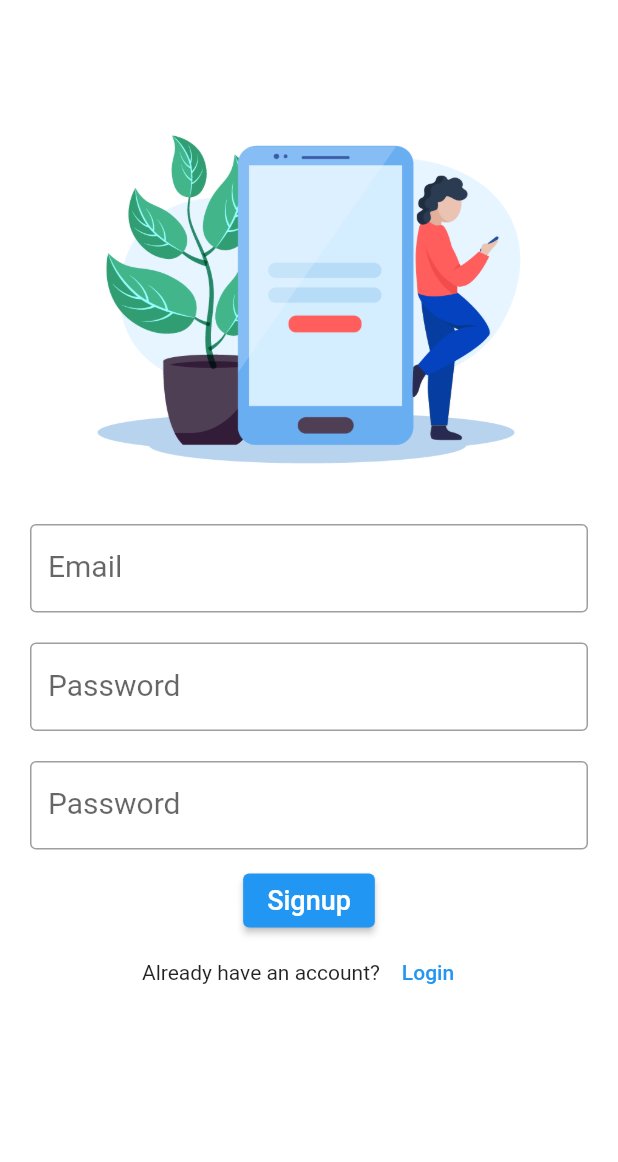
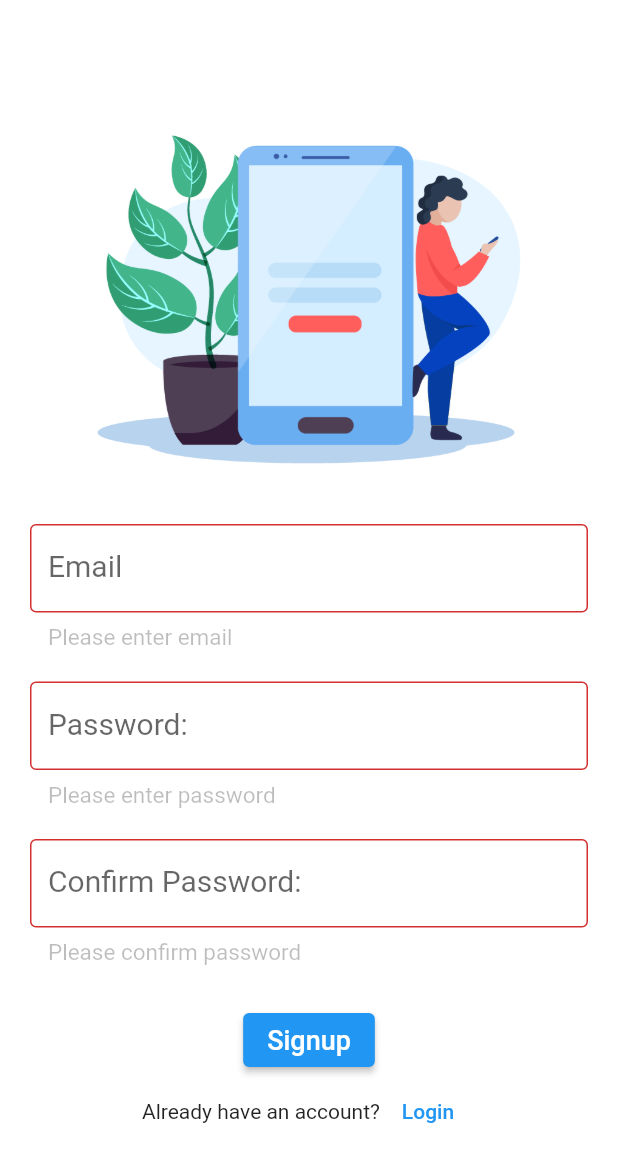
Before and after one commit to kunkka0511/attendancee, a Flutter app: the Signup screen opened directly, after a tap on "Signup", on a phone screen of 412 x 824 dp. Shown: the top 1162 px of the screen. Run offline on Flutter 3.47's test engine with Material 2 defaults, Android fonts, the phone set to English and light mode, and no system bars; our stand-ins replace firebase_auth, firebase_core; accounts and stored records are empty.

Commit message:
yeah today first commit

```diff
--- a/lib/pages/login.dart
+++ b/lib/pages/login.dart
@@ -12,7 +12,7 @@ class loginPage extends StatefulWidget {
 }
 
 class _loginPageState extends State<loginPage> {
-  final _formkey = GlobalKey<FormState>();
+  final _formKey = GlobalKey<FormState>();
 
   var email = "";
   var password = "";
@@ -69,7 +69,7 @@ class _loginPageState extends State<loginPage> {
     return Scaffold(
       backgroundColor: Colors.white,
       body: Form(
-        key: _formkey,
+        key: _formKey,
         child: Padding(
           padding: EdgeInsets.symmetric(vertical: 60.0, horizontal: 20.0),
           child: ListView(
@@ -134,7 +134,7 @@ class _loginPageState extends State<loginPage> {
                   children: [
                     ElevatedButton(
                       onPressed: () {
-                        if (_formkey.currentState!.validate()) {
+                        if (_formKey.currentState!.validate()) {
                           setState(() {
                             email = emailController.text;
                             password = passwordController.text;
--- a/lib/pages/signup.dart
+++ b/lib/pages/signup.dart
@@ -1,5 +1,6 @@
 import 'package:attendance/pages/login.dart';
 import 'package:firebase_auth/firebase_auth.dart';
+// ignore: unnecessary_import
 import 'package:flutter/cupertino.dart';
 import 'package:flutter/material.dart';
 
@@ -9,11 +10,19 @@ class Signup extends StatefulWidget {
 }
 
 class _SignupState extends State<Signup> {
-  final _formkey = GlobalKey<FormState>();
+  final _formKey = GlobalKey<FormState>();
 
   var email = "";
   var password = "";
   var confirmPassword = "";
+
+  @override
+  void dispose() {
+    emailController.dispose();
+    passwordController.dispose();
+    confirmPasswordController.dispose();
+    super.dispose();
+  }
 
   final emailController = TextEditingController();
   final passwordController = TextEditingController();
@@ -36,7 +45,9 @@ class _SignupState extends State<Signup> {
         );
         Navigator.pushReplacement(
           context,
-          MaterialPageRoute(builder: (context) => LoginPage()),
+          MaterialPageRoute(
+            builder: (context) => loginPage(),
+          ),
         );
       } on FirebaseAuthException catch (error) {
         if (error.code == 'weak-password') {
@@ -46,7 +57,7 @@ class _SignupState extends State<Signup> {
             const SnackBar(
               backgroundColor: Colors.black26,
               content: Text(
-                'Registered Successfully. Please Sign in',
+                'Password is too weak',
                 style: TextStyle(fontSize: 20.0, color: Colors.amberAccent),
               ),
             ),
@@ -58,13 +69,24 @@ class _SignupState extends State<Signup> {
             const SnackBar(
               backgroundColor: Colors.black26,
               content: Text(
-                'Registered Successfully. Please Sign in',
+                'Account is aleady exists',
                 style: TextStyle(fontSize: 20.0, color: Colors.amberAccent),
               ),
             ),
           );
         }
       }
+    } else {
+      print('Passord and Confirm Password does not match');
+      ScaffoldMessenger.of(context).showSnackBar(
+        const SnackBar(
+          backgroundColor: Colors.black26,
+          content: Text(
+            'Passord and Confirm Password does not match',
+            style: TextStyle(fontSize: 20.0, color: Colors.amberAccent),
+          ),
+        ),
+      );
     }
   }
 
@@ -73,7 +95,7 @@ class _SignupState extends State<Signup> {
     return Scaffold(
       backgroundColor: Colors.white,
       body: Form(
-        key: _formkey,
+        key: _formKey,
         child: Padding(
           padding: const EdgeInsets.symmetric(vertical: 60.0, horizontal: 20.0),
           child: ListView(
@@ -109,12 +131,12 @@ class _SignupState extends State<Signup> {
                 ),
               ),
               Container(
-                margin: EdgeInsets.symmetric(vertical: 10.0),
+                margin: const EdgeInsets.symmetric(vertical: 10.0),
                 child: TextFormField(
                   autofocus: false,
                   obscureText: true,
                   decoration: const InputDecoration(
-                    labelText: 'Password',
+                    labelText: 'Password:',
                     labelStyle: TextStyle(fontSize: 20.0),
                     border: OutlineInputBorder(),
                     errorStyle: TextStyle(color: Colors.black26, fontSize: 15),
@@ -129,12 +151,12 @@ class _SignupState extends State<Signup> {
                 ),
               ),
               Container(
-                margin: EdgeInsets.symmetric(vertical: 10.0),
+                margin: const EdgeInsets.symmetric(vertical: 10.0),
                 child: TextFormField(
                   autofocus: false,
                   obscureText: true,
                   decoration: const InputDecoration(
-                    labelText: 'Password',
+                    labelText: 'Confirm Password:',
                     labelStyle: TextStyle(fontSize: 20.0),
                     border: OutlineInputBorder(),
                     errorStyle: TextStyle(color: Colors.black26, fontSize: 15),
@@ -148,12 +170,24 @@ class _SignupState extends State<Signup> {
                   },
                 ),
               ),
+              const SizedBox(
+                height: 15,
+              ),
               Container(
                 child: Row(
                   mainAxisAlignment: MainAxisAlignment.center,
                   children: [
                     ElevatedButton(
-                        onPressed: () {},
+                        onPressed: () {
+                          if (_formKey.currentState!.validate()) {
+                            setState(() {
+                              email = emailController.text;
+                              password = passwordController.text;
+                              confirmPassword = confirmPasswordController.text;
+                            });
+                            registration();
+                          }
+                        },
                         child: const Text(
                           'Signup',
                           style: TextStyle(fontSize: 18.0),
@@ -166,7 +200,18 @@ class _SignupState extends State<Signup> {
                   mainAxisAlignment: MainAxisAlignment.center,
                   children: [
                     const Text('Already have an account?'),
-                    TextButton(onPressed: () {}, child: const Text('Login'))
+                    TextButton(
+                        onPressed: () {
+                          Navigator.pushReplacement(
+                            context,
+                            PageRouteBuilder(
+                              pageBuilder: (context, animation1, animation2) =>
+                                  const loginPage(),
+                              transitionDuration: const Duration(seconds: 0),
+                            ),
+                          );
+                        },
+                        child: const Text('Login'))
                   ],
                 ),
               )
```
